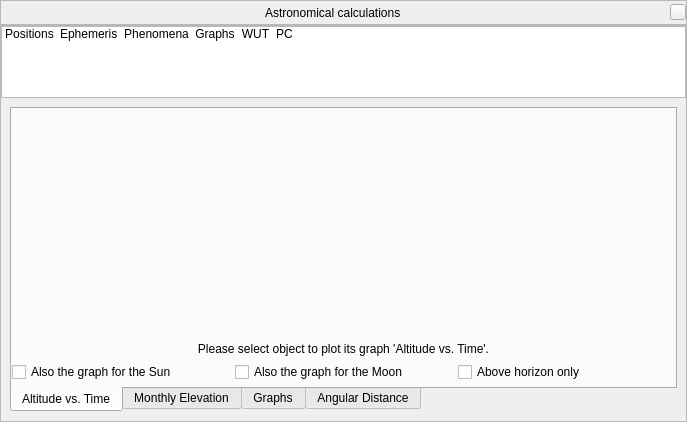
Above: src/gui/astroCalcDialog.ui from 519984307/stellarium_src before the change. Below: the same form after it.
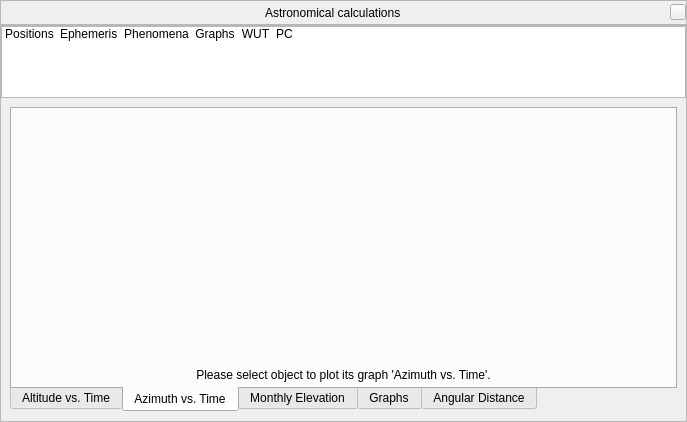
That is the form after the change. The open tabs and pages were chosen to show the change. Icons and pictures are not drawn. Custom widgets are drawn as their Qt base class.

Commit message: Added 'Azimuth vs. Time' graph into AstroCalc/Graphs tool

Diff of the .ui file:
```diff
--- a/src/gui/astroCalcDialog.ui
+++ b/src/gui/astroCalcDialog.ui
@@ -868,6 +868,51 @@
               </item>
              </layout>
             </widget>
+            <widget class="QWidget" name="tabAziVsTime">
+             <attribute name="title">
+              <string>Azimuth vs. Time</string>
+             </attribute>
+             <layout class="QGridLayout" name="gridLayout_14">
+              <property name="leftMargin">
+               <number>0</number>
+              </property>
+              <property name="topMargin">
+               <number>0</number>
+              </property>
+              <property name="rightMargin">
+               <number>0</number>
+              </property>
+              <property name="bottomMargin">
+               <number>4</number>
+              </property>
+              <item row="0" column="0">
+               <widget class="QCustomPlot" name="aziVsTimePlot" native="true">
+                <property name="sizePolicy">
+                 <sizepolicy hsizetype="Expanding" vsizetype="Expanding">
+                  <horstretch>0</horstretch>
+                  <verstretch>0</verstretch>
+                 </sizepolicy>
+                </property>
+               </widget>
+              </item>
+              <item row="1" column="0">
+               <widget class="QLabel" name="aziVsTimeLabel">
+                <property name="maximumSize">
+                 <size>
+                  <width>16777215</width>
+                  <height>30</height>
+                 </size>
+                </property>
+                <property name="text">
+                 <string>Please select object to plot its graph 'Azimuth vs. Time'.</string>
+                </property>
+                <property name="alignment">
+                 <set>Qt::AlignCenter</set>
+                </property>
+               </widget>
+              </item>
+             </layout>
+            </widget>
             <widget class="QWidget" name="tabMontlyElevation">
              <attribute name="title">
               <string>Monthly Elevation</string>
```
The commit also changes 2 other files.
